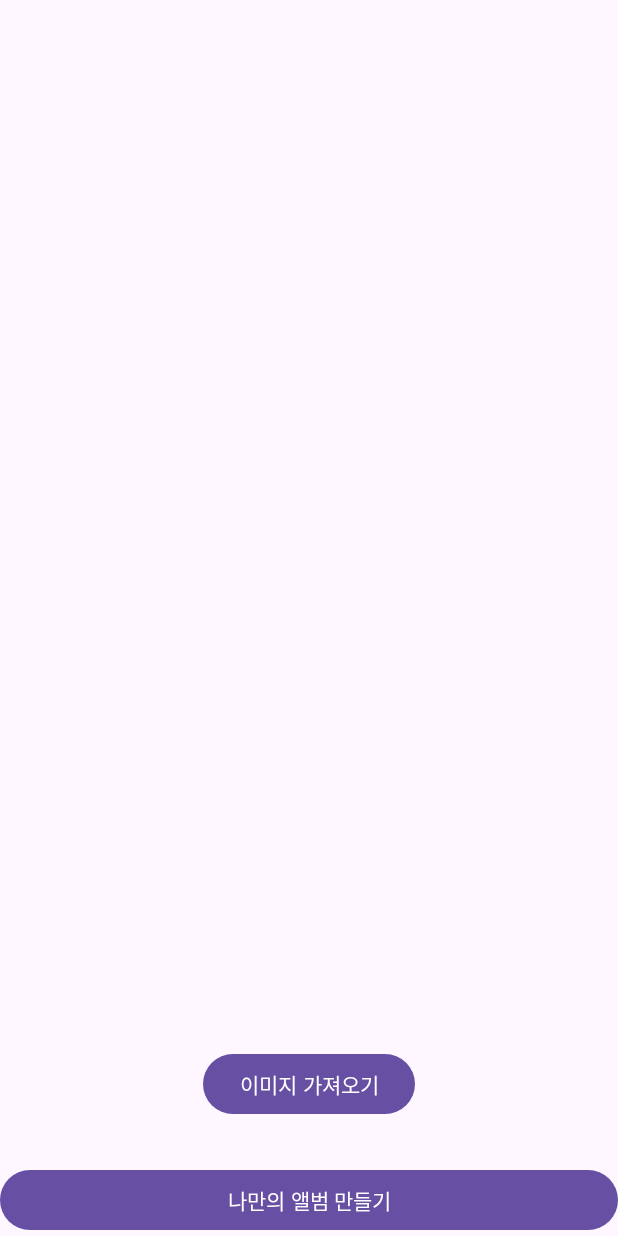
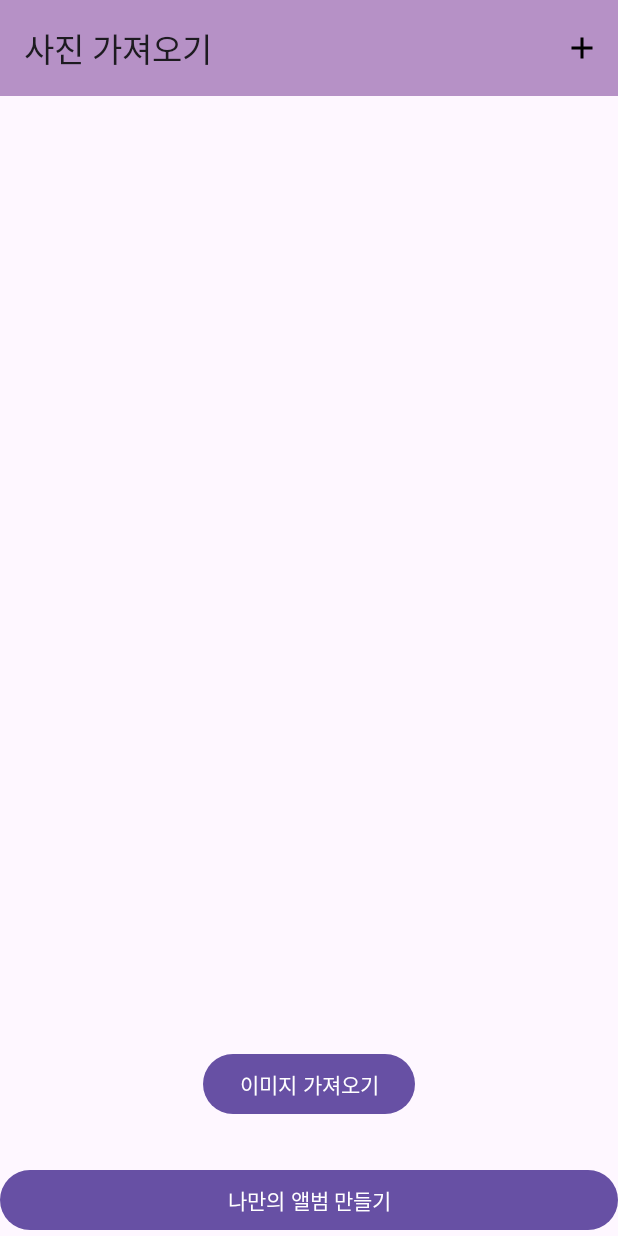
Before and after one commit to Collaborative-Code-Wave/Android-Basics, an Android app: the screen it shows after launch (MainActivity), on a phone screen of 412 x 824 dp. Run offline under Robolectric (Android 15) with nearby library versions, the phone set to English and light mode, and no system bars.

Commit message:
feat: 액자 UI 그리기 4

```diff
--- a/chapter8/app/src/main/java/code/wave/chapter8/MainActivity.kt
+++ b/chapter8/app/src/main/java/code/wave/chapter8/MainActivity.kt
@@ -8,6 +8,8 @@ import android.os.Build
 import androidx.appcompat.app.AppCompatActivity
 import android.os.Bundle
 import android.util.Log
+import android.view.Menu
+import android.view.MenuItem
 import android.widget.Toast
 import androidx.activity.result.contract.ActivityResultContracts
 import androidx.annotation.RequiresApi
@@ -32,6 +34,11 @@ class MainActivity : AppCompatActivity() {
     binding = ActivityMainBinding.inflate(layoutInflater)
     setContentView(binding.root)
 
+    binding.toolBar.apply {
+      title = "사진 가져오기"
+      setSupportActionBar(this)
+    }
+
     binding.loadImageButton.setOnClickListener {
       checkPermission()
     }
@@ -41,6 +48,23 @@ class MainActivity : AppCompatActivity() {
     }
 
     initRecyclerView()
+  }
+
+  override fun onCreateOptionsMenu(menu: Menu?): Boolean {
+    menuInflater.inflate(R.menu.main_menu, menu)
+    return true
+  }
+
+  override fun onOptionsItemSelected(item: MenuItem): Boolean {
+    return when(item.itemId) {
+      R.id.action_add -> {
+        checkPermission()
+        true
+      }
+      else -> {
+        super.onOptionsItemSelected(item)
+      }
+    }
   }
 
   private fun navigateToFrameActivity(){
--- /dev/null
+++ b/chapter8/app/src/main/res/drawable/baseline_add_24.xml
@@ -0,0 +1,5 @@
+<vector android:height="24dp" android:tint="#000000"
+    android:viewportHeight="24" android:viewportWidth="24"
+    android:width="24dp" xmlns:android="http://schemas.android.com/apk/res/android">
+    <path android:fillColor="@android:color/white" android:pathData="M19,13h-6v6h-2v-6H5v-2h6V5h2v6h6v2z"/>
+</vector>
--- a/chapter8/app/src/main/res/layout/activity_main.xml
+++ b/chapter8/app/src/main/res/layout/activity_main.xml
@@ -5,6 +5,13 @@
   android:layout_width="match_parent"
   android:layout_height="match_parent"
   tools:context=".MainActivity">
+
+  <androidx.appcompat.widget.Toolbar
+    android:id="@+id/toolBar"
+    android:layout_width="match_parent"
+    app:layout_constraintTop_toTopOf="parent"
+    android:background="#B691C6"
+    android:layout_height="?attr/actionBarSize" />
 
   <Button
     android:id="@+id/loadImageButton"
@@ -21,10 +28,10 @@
     android:id="@+id/imageRecyclerView"
     android:layout_width="match_parent"
     android:layout_height="0dp"
+    android:layout_marginBottom="16dp"
     app:layout_constraintBottom_toTopOf="@id/loadImageButton"
     app:layout_constraintStart_toStartOf="parent"
-    app:layout_constraintTop_toTopOf="parent"
-    android:layout_marginBottom="16dp" />
+    app:layout_constraintTop_toBottomOf="@+id/toolBar" />
 
   <Button
     android:id="@+id/navigateFrameActivityButton"
--- /dev/null
+++ b/chapter8/app/src/main/res/menu/main_menu.xml
@@ -0,0 +1,10 @@
+<?xml version="1.0" encoding="utf-8"?>
+<menu xmlns:android="http://schemas.android.com/apk/res/android"
+  xmlns:app="http://schemas.android.com/apk/res-auto">
+  <item
+    android:id="@+id/action_add"
+    android:title="추가하기"
+    app:showAsAction="always"
+    android:icon="@drawable/baseline_add_24"
+    />
+</menu>
```
Also changed, not shown: chapter8/app/src/main/java/code/wave/chapter8/FrameActivity.kt (+22 -2 lines), chapter8/app/src/main/res/layout/activity_frame.xml (+10 -1 lines).
